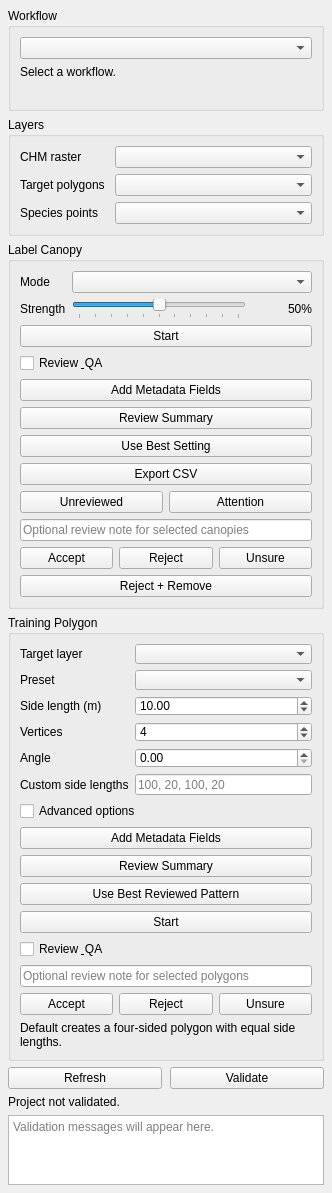
Old version of the form forest_labeler_dockwidget_base.ui in the repository sticholas/forestlabeler.
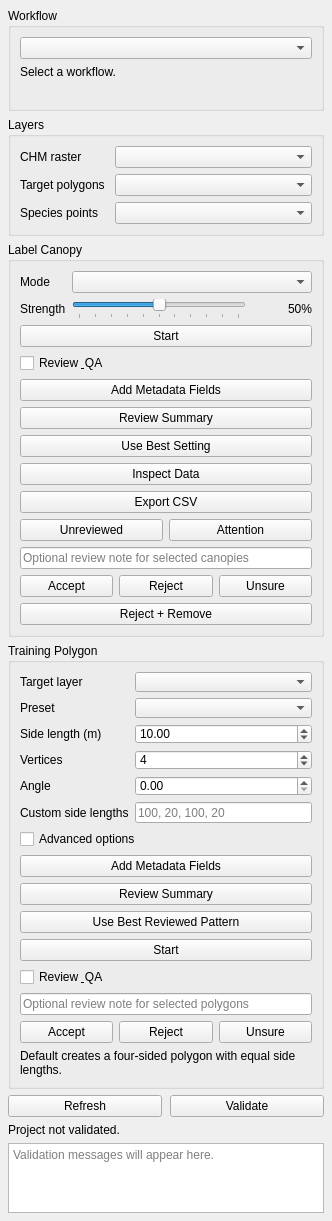
New version of the form.

Commit message: Add read-only feedback inspector

```diff
--- a/forest_labeler_dockwidget_base.ui
+++ b/forest_labeler_dockwidget_base.ui
@@ -229,6 +229,13 @@
          </property>
         </widget>
        </item>
+       <item>
+        <widget class="QPushButton" name="inspectCanopyFeedbackButton">
+         <property name="text">
+          <string>Inspect Data</string>
+         </property>
+        </widget>
+       </item>
        <item>
         <widget class="QPushButton" name="exportCanopyFeedbackCsvButton">
          <property name="text">
```
The commit also changes 7 other files.
